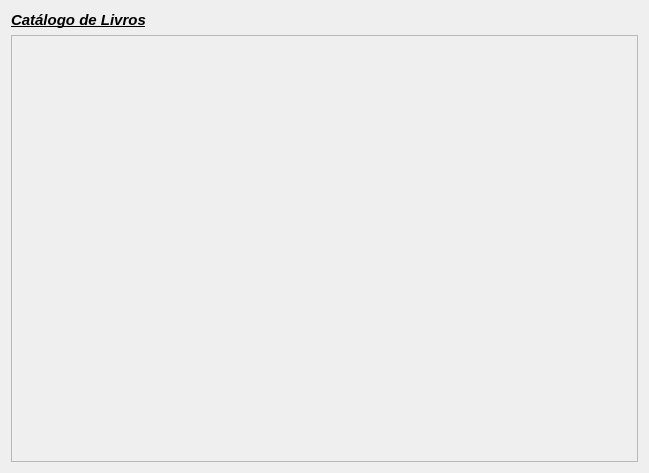
The window that view/book_list.ui (HarukiReiss/Sistema-Cyber_Book) describes before a commit, drawn with Qt 5.
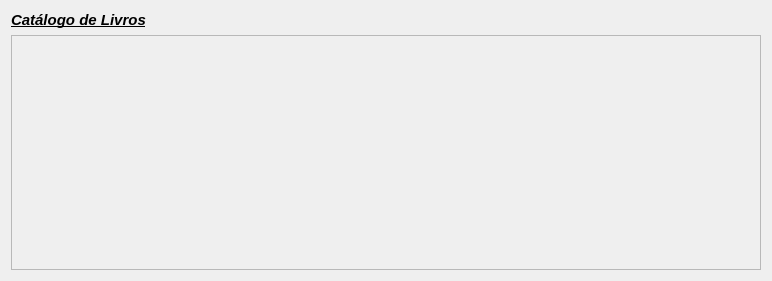
The same window after the commit.

```diff
--- a/view/book_list.ui
+++ b/view/book_list.ui
@@ -6,8 +6,8 @@
    <rect>
     <x>0</x>
     <y>0</y>
-    <width>649</width>
-    <height>473</height>
+    <width>772</width>
+    <height>281</height>
    </rect>
   </property>
   <property name="windowTitle">
@@ -31,8 +31,8 @@
        <rect>
         <x>0</x>
         <y>0</y>
-        <width>629</width>
-        <height>429</height>
+        <width>752</width>
+        <height>237</height>
        </rect>
       </property>
       <layout class="QVBoxLayout" name="verticalLayout_2">
```
